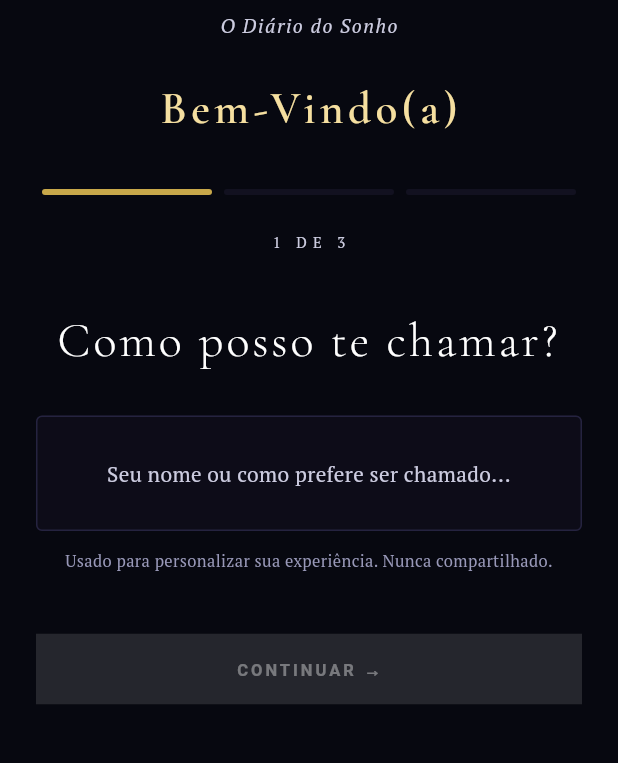
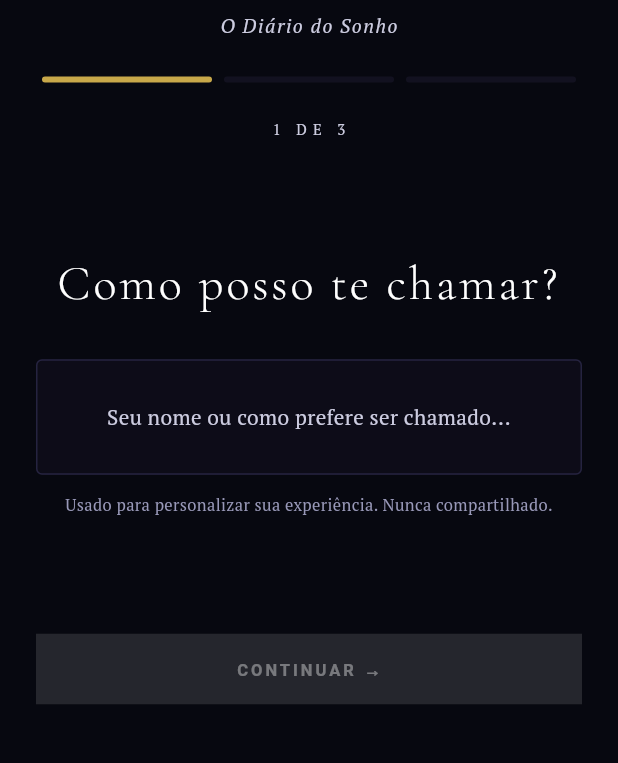
Before and after one commit to robconceicao/aion, a Flutter app: the screen it shows after launch, after a tap on "CRIAR CONTA", after a tap on "INICIAR JORNADA", on a phone screen of 412 x 824 dp, the part 471-1234 px from its top. Run offline on Flutter 3.47's test engine with Material 3 defaults, Android fonts, the phone set to English and light mode, and no system bars; our stand-ins replace dio, fl_chart, flutter_riverpod, glassmorphism, google_fonts, hive_flutter and 1 more; missing offline and left inert: record; accounts and stored records are empty.

Commit message:
style: ajustes finais de UI e correcao de visibilidade de saudacao - mandala_spinner: mandala aumentada (280px) e texto reduzido (11px) para melhor equilibrio estetico - onboarding_screen: texto 'Bem-Vindo(a)' agora aparece exclusivamente na segunda tela - auth_screen: removida borda dupla nas abas, padronizado cabecalho e removido gradiente de fundo

```diff
--- a/frontend/lib/src/features/auth/presentation/auth_screen.dart
+++ b/frontend/lib/src/features/auth/presentation/auth_screen.dart
@@ -35,19 +35,6 @@ class _AuthScreenState extends State<AuthScreen> {
     return Scaffold(
       backgroundColor: AionTheme.darkVoid,
       body: SafeArea(
-        child: Container(
-          // Radial gradient mock background
-          decoration: BoxDecoration(
-            gradient: RadialGradient(
-              center: Alignment.center,
-              radius: 1.0,
-              colors: [
-                AionTheme.gold.withOpacity(0.05),
-                Colors.transparent,
-              ],
-              stops: const [0.0, 0.7],
-            ),
-          ),
         child: Center(
           child: SingleChildScrollView(
             padding: const EdgeInsets.symmetric(horizontal: 20, vertical: 40),
@@ -62,43 +49,39 @@ class _AuthScreenState extends State<AuthScreen> {
                   const AionPulseLogo(size: 180),
                   const SizedBox(height: 24),
 
-                    // TITLES
+                  // TITLES (Padronizado com Mito & Psique)
                   Text(
                     'MITO & PSIQUE',
-                      style: GoogleFonts.ptSerif(
+                    style: GoogleFonts.cormorantGaramond(
                       fontSize: 10,
-                        letterSpacing: 6,
+                      letterSpacing: 4,
+                      color: AionTheme.silver,
+                    ),
+                  ),
+                  const SizedBox(height: 8),
+                  Text(
+                    'AION',
+                    style: GoogleFonts.cormorantGaramond(
+                      fontSize: 32,
+                      letterSpacing: 8,
                       color: AionTheme.gold,
                       fontWeight: FontWeight.bold,
                     ),
                   ),
                   const SizedBox(height: 8),
                   Text(
-                      'AION',
-                      style: theme.textTheme.displayLarge?.copyWith(
-                        fontSize: 32,
-                        letterSpacing: 8,
-                        color: AionTheme.amber,
+                    'O Diário do Sonho',
+                    style: GoogleFonts.cormorantGaramond(
+                      fontSize: 13,
+                      fontStyle: FontStyle.italic,
+                      color: AionTheme.silver,
+                      letterSpacing: 2,
                     ),
                   ),
-                    const SizedBox(height: 8),
-                    Text(
-                      'O Diário do Sonho',
-                      style: GoogleFonts.ptSerif(
-                        fontSize: 13,
-                        fontStyle: FontStyle.italic,
-                        color: AionTheme.ghost,
-                        letterSpacing: 1,
-                      ),
-                    ),
-                    const SizedBox(height: 40),
+                  const SizedBox(height: 48),
 
-                    // TABS
-                    Container(
-                      decoration: const BoxDecoration(
-                        border: Border(bottom: BorderSide(color: AionTheme.veil)),
-                      ),
-                      child: Row(
+                  // TABS (Sem borda dupla)
+                  Row(
                     children: [
                       Expanded(
                         child: GestureDetector(
@@ -108,8 +91,8 @@ class _AuthScreenState extends State<AuthScreen> {
                             decoration: BoxDecoration(
                               border: Border(
                                 bottom: BorderSide(
-                                      color: _isLogin ? AionTheme.gold : Colors.transparent,
-                                      width: 2,
+                                  color: _isLogin ? AionTheme.gold : AionTheme.veil,
+                                  width: _isLogin ? 2 : 1,
                                 ),
                               ),
                             ),
@@ -121,6 +104,7 @@ class _AuthScreenState extends State<AuthScreen> {
                                 fontSize: 12,
                                 letterSpacing: 3,
                                 fontFamily: 'Georgia',
+                                fontWeight: _isLogin ? FontWeight.bold : FontWeight.normal,
                               ),
                             ),
                           ),
@@ -134,8 +118,8 @@ class _AuthScreenState extends State<AuthScreen> {
                             decoration: BoxDecoration(
                               border: Border(
                                 bottom: BorderSide(
-                                      color: !_isLogin ? AionTheme.gold : Colors.transparent,
-                                      width: 2,
+                                  color: !_isLogin ? AionTheme.gold : AionTheme.veil,
+                                  width: !_isLogin ? 2 : 1,
                                 ),
                               ),
                             ),
@@ -147,13 +131,13 @@ class _AuthScreenState extends State<AuthScreen> {
                                 fontSize: 12,
                                 letterSpacing: 3,
                                 fontFamily: 'Georgia',
+                                fontWeight: !_isLogin ? FontWeight.bold : FontWeight.normal,
                               ),
                             ),
                           ),
                         ),
                       ),
                     ],
-                      ),
                   ),
                     const SizedBox(height: 32),
 
--- a/frontend/lib/src/features/dream/presentation/widgets/mandala_spinner.dart
+++ b/frontend/lib/src/features/dream/presentation/widgets/mandala_spinner.dart
@@ -37,35 +37,35 @@ class _MandalaSpinnerState extends State<MandalaSpinner> with SingleTickerProvid
           Stack(
             alignment: Alignment.center,
             children: [
-              // Rotating Aion Logo
-              const AionSpinLogo(size: 96.0),
-              // Pinging border effect
+              // Anel de pulso externo
               ScaleTransition(
-                scale: Tween<double>(begin: 1.0, end: 1.2).animate(_controller),
+                scale: Tween<double>(begin: 1.0, end: 1.15).animate(_controller),
                 child: FadeTransition(
-                  opacity: Tween<double>(begin: 0.5, end: 0.0).animate(_controller),
+                  opacity: Tween<double>(begin: 0.35, end: 0.0).animate(_controller),
                   child: Container(
-                    width: 100,
-                    height: 100,
+                    width: 300,
+                    height: 300,
                     decoration: BoxDecoration(
                       shape: BoxShape.circle,
-                      border: Border.all(color: AionTheme.gold.withOpacity(0.2), width: 1),
+                      border: Border.all(color: AionTheme.gold.withOpacity(0.25), width: 1.5),
                     ),
                   ),
                 ),
               ),
+              // Mandala girando
+              const AionSpinLogo(size: 280.0),
             ],
           ),
-          const SizedBox(height: 48),
+          const SizedBox(height: 40),
           Text(
             widget.message.toUpperCase(),
             textAlign: TextAlign.center,
             style: const TextStyle(
-              fontSize: 16,
+              fontSize: 11,
               color: Colors.white,
-              letterSpacing: 4,
+              letterSpacing: 3,
               fontWeight: FontWeight.w300,
-              height: 1.8,
+              height: 1.9,
             ),
           ),
           const SizedBox(height: 24),
--- a/frontend/lib/src/features/onboarding/presentation/onboarding_screen.dart
+++ b/frontend/lib/src/features/onboarding/presentation/onboarding_screen.dart
@@ -106,6 +106,7 @@ class _OnboardingScreenState extends State<OnboardingScreen> with SingleTickerPr
                           ),
                         ),
                         const SizedBox(height: 24),
+                        if (_currentStep == 2) ...[
                           Text(
                             'Bem-Vindo(a)',
                             style: GoogleFonts.cormorantGaramond(
@@ -116,6 +117,7 @@ class _OnboardingScreenState extends State<OnboardingScreen> with SingleTickerPr
                             ),
                           ),
                           const SizedBox(height: 32),
+                        ],
                         // Progress Bar
                         Row(
                           children: List.generate(_totalSteps, (index) {
```
Lines whose indentation alone changed are shown as unchanged.
